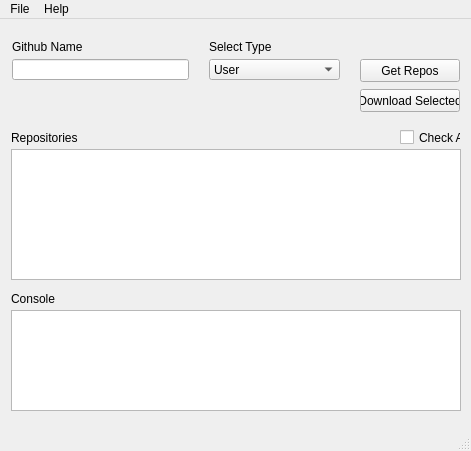
Above: mainwindow.ui from mahmudz/HungryCloner before the change. Below: the same form after it.
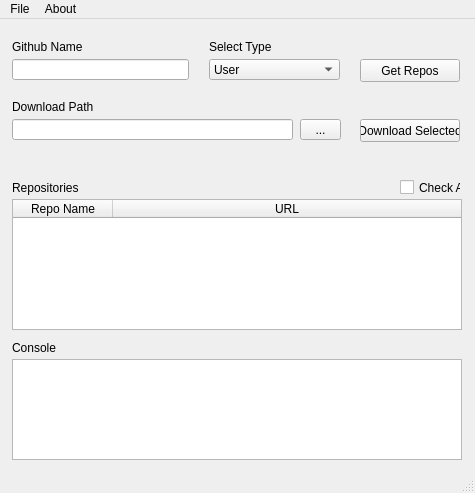
That is the form after the change.

What changed in the file:
```diff
--- a/mainwindow.ui
+++ b/mainwindow.ui
@@ -6,8 +6,8 @@
    <rect>
     <x>0</x>
     <y>0</y>
-    <width>471</width>
-    <height>451</height>
+    <width>475</width>
+    <height>493</height>
    </rect>
   </property>
   <property name="sizePolicy">
@@ -29,8 +29,8 @@
    <widget class="QLabel" name="label_4">
     <property name="geometry">
      <rect>
-      <x>11</x>
-      <y>111</y>
+      <x>12</x>
+      <y>161</y>
       <width>341</width>
       <height>16</height>
      </rect>
@@ -42,8 +42,8 @@
    <widget class="QTextBrowser" name="console">
     <property name="geometry">
      <rect>
-      <x>11</x>
-      <y>291</y>
+      <x>12</x>
+      <y>340</y>
       <width>450</width>
       <height>101</height>
      </rect>
@@ -52,8 +52,8 @@
    <widget class="QLabel" name="label_3">
     <property name="geometry">
      <rect>
-      <x>11</x>
-      <y>272</y>
+      <x>12</x>
+      <y>321</y>
       <width>451</width>
       <height>16</height>
      </rect>
@@ -140,7 +140,7 @@
     <property name="geometry">
      <rect>
       <x>360</x>
-      <y>70</y>
+      <y>100</y>
       <width>100</width>
       <height>23</height>
      </rect>
@@ -171,8 +171,8 @@
    <widget class="QTableWidget" name="repoTable">
     <property name="geometry">
      <rect>
-      <x>11</x>
-      <y>130</y>
+      <x>12</x>
+      <y>180</y>
       <width>450</width>
       <height>131</height>
      </rect>
@@ -187,13 +187,13 @@
      <enum>QAbstractItemView::SelectRows</enum>
     </property>
     <property name="gridStyle">
-     <enum>Qt::NoPen</enum>
+     <enum>Qt::SolidLine</enum>
     </property>
     <property name="sortingEnabled">
      <bool>true</bool>
     </property>
     <attribute name="horizontalHeaderVisible">
-     <bool>false</bool>
+     <bool>true</bool>
     </attribute>
     <attribute name="horizontalHeaderCascadingSectionResizes">
      <bool>true</bool>
@@ -205,7 +205,7 @@
      <number>100</number>
     </attribute>
     <attribute name="horizontalHeaderShowSortIndicator" stdset="0">
-     <bool>false</bool>
+     <bool>true</bool>
     </attribute>
     <attribute name="horizontalHeaderStretchLastSection">
      <bool>true</bool>
@@ -220,13 +220,24 @@
      <property name="text">
       <string>Repo Name</string>
      </property>
+     <property name="font">
+      <font>
+       <stylestrategy>PreferDefault</stylestrategy>
+       <kerning>true</kerning>
+      </font>
+     </property>
+    </column>
+    <column>
+     <property name="text">
+      <string>URL</string>
+     </property>
     </column>
    </widget>
    <widget class="QCheckBox" name="allCheck">
     <property name="geometry">
      <rect>
       <x>400</x>
-      <y>110</y>
+      <y>160</y>
       <width>61</width>
       <height>17</height>
      </rect>
@@ -238,13 +249,55 @@
      <bool>false</bool>
     </property>
    </widget>
+   <widget class="QLineEdit" name="inDownloadPath">
+    <property name="geometry">
+     <rect>
+      <x>12</x>
+      <y>100</y>
+      <width>281</width>
+      <height>21</height>
+     </rect>
+    </property>
+    <property name="inputMask">
+     <string/>
+    </property>
+    <property name="placeholderText">
+     <string/>
+    </property>
+   </widget>
+   <widget class="QToolButton" name="dirChoserBTN">
+    <property name="geometry">
+     <rect>
+      <x>300</x>
+      <y>100</y>
+      <width>41</width>
+      <height>21</height>
+     </rect>
+    </property>
+    <property name="text">
+     <string>...</string>
+    </property>
+   </widget>
+   <widget class="QLabel" name="label_5">
+    <property name="geometry">
+     <rect>
+      <x>12</x>
+      <y>80</y>
+      <width>281</width>
+      <height>16</height>
+     </rect>
+    </property>
+    <property name="text">
+     <string>Download Path</string>
+    </property>
+   </widget>
   </widget>
   <widget class="QMenuBar" name="menuBar">
    <property name="geometry">
     <rect>
      <x>0</x>
      <y>0</y>
-     <width>471</width>
+     <width>475</width>
      <height>21</height>
     </rect>
    </property>
@@ -253,14 +306,14 @@
      <string>File</string>
     </property>
    </widget>
-   <widget class="QMenu" name="menuHelp">
+   <widget class="QMenu" name="menuAbout">
     <property name="title">
-     <string>Help</string>
+     <string>About</string>
     </property>
     <addaction name="actionAbout"/>
    </widget>
    <addaction name="menuFile"/>
-   <addaction name="menuHelp"/>
+   <addaction name="menuAbout"/>
   </widget>
   <widget class="QStatusBar" name="statusBar"/>
   <action name="actionAbout">
```
Left out of the diff: 12 changed lines with no effect on the pictures.
